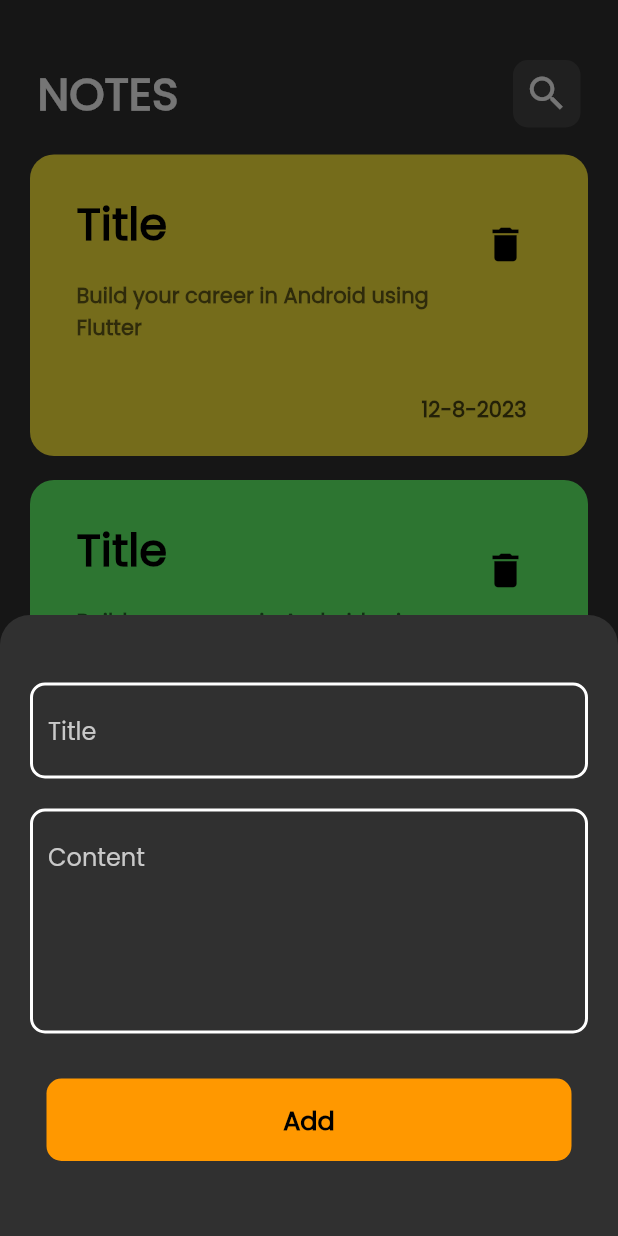
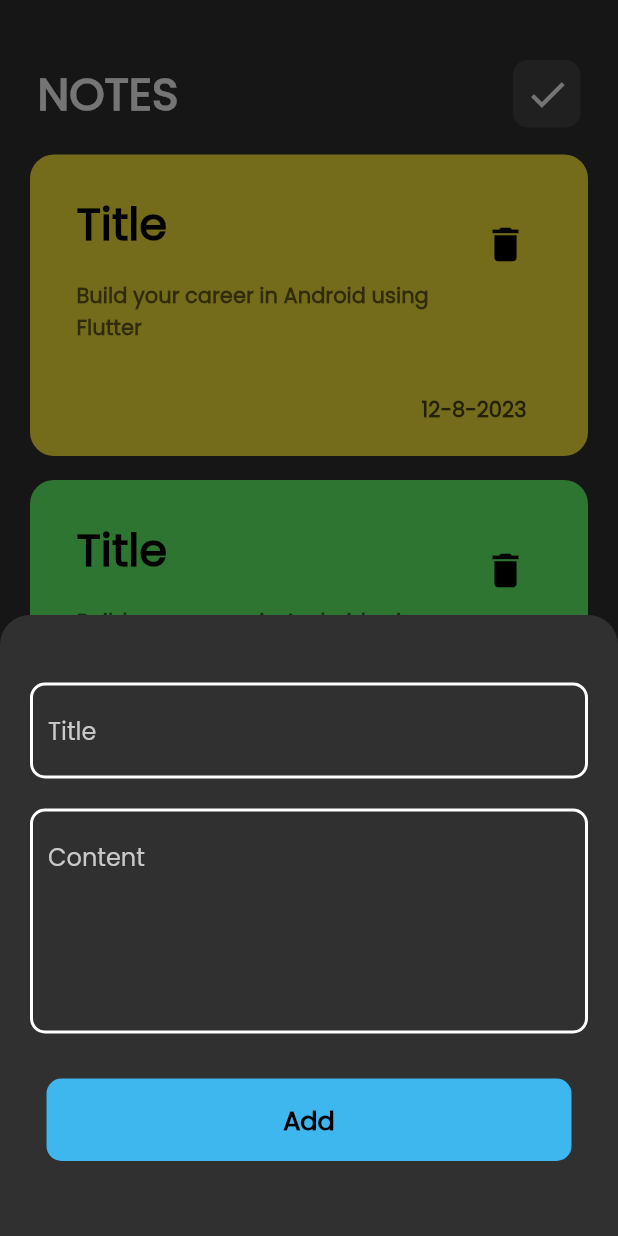
Before and after one commit to MostafaAtef7/notes_app, a Flutter app: the screen it shows after launch, after a tap on the "add" icon, on a phone screen of 412 x 824 dp. Run offline on Flutter 3.47's test engine with Material 2 defaults, Android fonts, the phone set to English and light mode, and no system bars.

```diff
--- a/lib/components/button.dart
+++ b/lib/components/button.dart
@@ -11,7 +11,7 @@ class CunstomButton extends StatelessWidget {
       height: 55,
       decoration: BoxDecoration(
         borderRadius: BorderRadius.circular(10),
-        color: Colors.orange,
+        color: Color.fromARGB(255, 62, 182, 238),
       ),
       child: Center(
         child: Text(
--- a/lib/components/note_appbar.dart
+++ b/lib/components/note_appbar.dart
@@ -4,7 +4,7 @@ class NoteAppbar extends StatelessWidget {
   const NoteAppbar({super.key, required this.title, required this.icon});
 
   final String title;
-  final IconData icon;
+  final Icon icon;
   @override
   Widget build(BuildContext context) {
     return Padding(
@@ -26,9 +26,10 @@ class NoteAppbar extends StatelessWidget {
               color: const Color.fromARGB(255, 70, 70, 70),
               borderRadius: BorderRadius.circular(10),
             ),
-            child: Icon(
-              icon,
-              size: 30,
+            child: IconButton(
+              onPressed: (){},
+              icon: icon,
+              iconSize: 30,
             ),
           ),
         ],
--- a/lib/components/text_field_for_sheet.dart
+++ b/lib/components/text_field_for_sheet.dart
@@ -10,14 +10,15 @@ class TextFieldSheet extends StatelessWidget {
       padding: const EdgeInsets.only(left: 20, right: 20, top: 20),
       child: TextField(
         maxLines: maxLines,
-        cursorColor: Colors.orange,
+        cursorColor: Color.fromARGB(255, 62, 182, 238),
         decoration: InputDecoration(
             hintText: hint,
             hintStyle:
                 const TextStyle(color: Color.fromARGB(255, 201, 201, 201)),
             focusedBorder: OutlineInputBorder(
               borderRadius: BorderRadius.circular(10),
-              borderSide: const BorderSide(color: Colors.orange, width: 2),
+              borderSide: const BorderSide(
+                  color: Color.fromARGB(255, 62, 182, 238), width: 2),
             ),
             enabledBorder: OutlineInputBorder(
               borderRadius: BorderRadius.circular(10),
--- a/lib/screens/main_view.dart
+++ b/lib/screens/main_view.dart
@@ -35,7 +35,10 @@ class MainView extends StatelessWidget {
         padding: EdgeInsets.symmetric(horizontal: 20),
         child: Column(
           children: [
-            NoteAppbar(title: "NOTES", icon: Icons.search,),
+            NoteAppbar(
+              title: "NOTES",
+              icon: Icon(Icons.check),
+            ),
             ItemList(),
           ],
         ),
```
Also changed, not shown: lib/models/note_model.dart (added, +7 -0 lines), lib/screens/edit_view.dart (+1 -7 lines).
